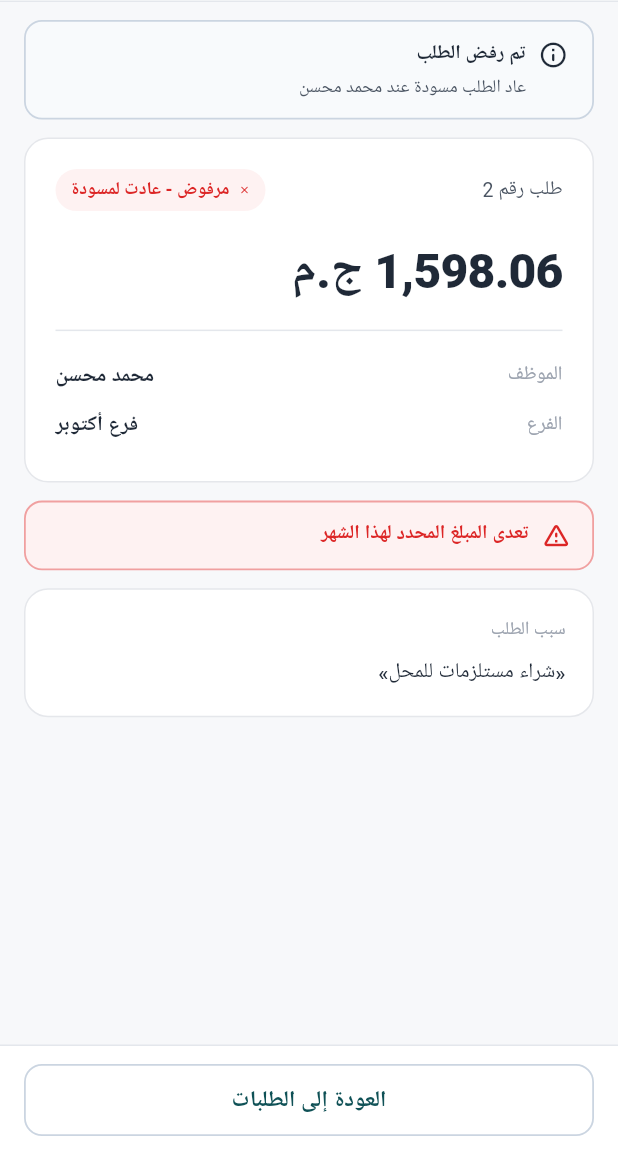
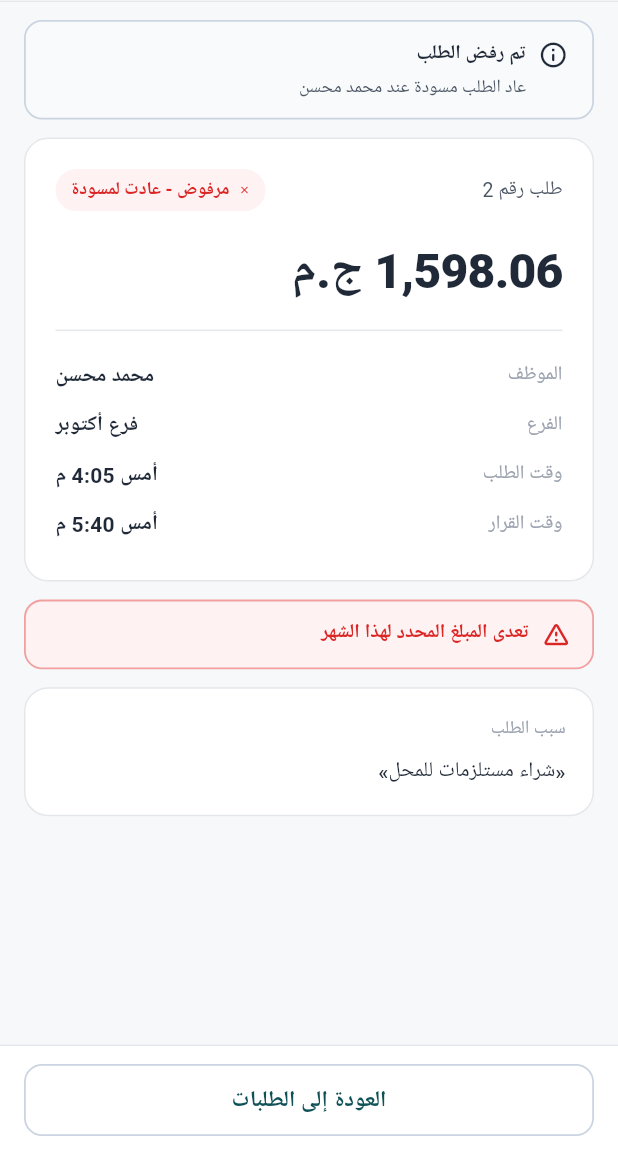
Before and after one commit to BasmalaAhmed/shop_approval_app, a Flutter app: the screen it shows after launch, after a tap on "منتهي", after a tap on "شراء مستلزمات للمحل", on a phone screen of 412 x 824 dp, the part 82-1236 px from its top. Run offline on Flutter 3.47's test engine with Material 3 defaults, Android fonts, the phone set to English and light mode, and no system bars; our stand-ins replace connectivity_plus, flutter_bloc; Roboto replaces fonts that are missing (Cairo).

Commit message:
feat: changed-while-open banner and request / decision times

```diff
--- a/lib/app/shop_approval_app.dart
+++ b/lib/app/shop_approval_app.dart
@@ -1,5 +1,6 @@
 import 'dart:async';
 
+import 'package:flutter/foundation.dart';
 import 'package:flutter/material.dart';
 import 'package:flutter_bloc/flutter_bloc.dart';
 import 'package:flutter_localizations/flutter_localizations.dart';
@@ -11,6 +12,8 @@ import 'package:shop_approval_app/features/approvals/data/mock_api_scenario.dart
 import 'package:shop_approval_app/features/approvals/data/mock_approval_api.dart';
 import 'package:shop_approval_app/features/approvals/data/mock_approval_data.dart';
 import 'package:shop_approval_app/features/approvals/presentation/manager/approval_requests_cubit/approval_requests_cubit.dart';
+import 'package:shop_approval_app/features/approvals/presentation/manager/approval_requests_cubit/approval_requests_state.dart';
+import 'package:shop_approval_app/features/approvals/presentation/utils/approval_request_presentation.dart';
 import 'package:shop_approval_app/features/approvals/presentation/views/approval_requests_view.dart';
 
 class ShopApprovalApp extends StatefulWidget {
@@ -51,11 +54,7 @@ class _ShopApprovalAppState extends State<ShopApprovalApp> {
 
     if (_simulateExternalChange) {
       _demoTimer = Timer(const Duration(seconds: 10), () {
-        _api.simulateExternalChange(
-          4,
-          amountInPiastres: 999900,
-          attentionMessage: 'تم تعديل المبلغ من جهاز آخر',
-        );
+        _api.simulateExternalChange(4, amountInPiastres: 999900);
       });
     }
   }
@@ -88,7 +87,68 @@ class _ShopApprovalAppState extends State<ShopApprovalApp> {
         supportedLocales: const [Locale('ar')],
         localizationsDelegates: GlobalMaterialLocalizations.delegates,
         home: const AutoRefresh(child: ApprovalRequestsView()),
+        builder: (context, child) => Stack(
+          fit: StackFit.expand,
+          children: [
+            child!,
+            if (kDebugMode)
+              Positioned(
+                top: 0,
+                left: 0,
+                child: SafeArea(
+                  child: Padding(
+                    padding: const EdgeInsets.all(8),
+                    child: _DebugPanel(api: _api),
+                  ),
+                ),
+              ),
+          ],
+        ),
       ),
     );
   }
 }
+
+class _DebugPanel extends StatelessWidget {
+  const _DebugPanel({required this.api});
+
+  final MockApprovalApi api;
+
+  @override
+  Widget build(BuildContext context) {
+    final cubit = context.read<ApprovalRequestsCubit>();
+
+    return Material(
+      color: const Color(0xA6000000),
+      borderRadius: BorderRadius.circular(20),
+      child: Row(
+        mainAxisSize: MainAxisSize.min,
+        children: [
+          IconButton(
+            icon: const Icon(Icons.bolt_rounded, color: Colors.white),
+            onPressed: () {
+              final state = cubit.state;
+              if (state is! ApprovalRequestsSuccess) return;
+
+              final id = cubit.viewingRequestId ?? 4;
+              final request = state.requests
+                  .where((item) => item.requestId == id)
+                  .firstOrNull;
+
+              if (request == null || !request.isPending) return;
+
+              api.simulateExternalChange(
+                id,
+                amountInPiastres: request.amountInPiastres + 50000,
+              );
+            },
+          ),
+          IconButton(
+            icon: const Icon(Icons.refresh_rounded, color: Colors.white),
+            onPressed: cubit.refreshRequests,
+          ),
+        ],
+      ),
+    );
+  }
+}
--- a/lib/core/formatters.dart
+++ b/lib/core/formatters.dart
@@ -18,3 +18,22 @@ String shortDecisionId(String decisionId) {
   final short = decisionId.length > 8 ? decisionId.substring(0, 8) : decisionId;
   return 'DEC-${short.toUpperCase()}';
 }
+
+String formatRequestTime(DateTime time, {DateTime? now}) {
+  final reference = now ?? DateTime.now();
+  final today = DateTime.utc(reference.year, reference.month, reference.day);
+  final day = DateTime.utc(time.year, time.month, time.day);
+  final daysAgo = today.difference(day).inDays;
+
+  final hour = time.hour % 12 == 0 ? 12 : time.hour % 12;
+  final minutes = time.minute.toString().padLeft(2, '0');
+  final period = time.hour < 12 ? 'ص' : 'م';
+  final clock = '$hour:$minutes $period';
+
+  if (daysAgo == 0) return 'اليوم $clock';
+  if (daysAgo == 1) return 'أمس $clock';
+
+  final dd = time.day.toString().padLeft(2, '0');
+  final mm = time.month.toString().padLeft(2, '0');
+  return '$dd/$mm/${time.year} $clock';
+}
--- a/lib/features/approvals/presentation/manager/approval_requests_cubit/approval_requests_cubit.dart
+++ b/lib/features/approvals/presentation/manager/approval_requests_cubit/approval_requests_cubit.dart
@@ -33,6 +33,7 @@ class ApprovalRequestsCubit extends Cubit<ApprovalRequestsState> {
   }
 
   int? _viewingRequestId;
+  int? get viewingRequestId => _viewingRequestId;
 
   void startViewing(int requestId) {
     _viewingRequestId = requestId;
--- a/lib/features/approvals/presentation/utils/approval_status_style.dart
+++ b/lib/features/approvals/presentation/utils/approval_status_style.dart
@@ -46,13 +46,6 @@ class ApprovalStatusStyle {
     icon: Icons.access_time_rounded,
   );
 
-  static const _updated = ApprovalStatusStyle(
-    label: 'تم تحديث الطلب',
-    background: AppColors.updatedNoticeBg,
-    foreground: AppColors.updatedNoticeText,
-    icon: Icons.sync_rounded,
-  );
-
   static const _approved = ApprovalStatusStyle(
     label: 'تمت الموافقة',
     background: AppColors.approvedBg,
@@ -95,9 +88,6 @@ class ApprovalStatusStyle {
 
     switch (request.status) {
       case ApprovalStatus.pending:
-        if (operation is DecisionConflict) {
-          return _updated;
-        }
         return request.hasAttention ? _needsAttention : _pending;
       case ApprovalStatus.approved:
         return _approved;
--- a/lib/features/approvals/presentation/views/approval_request_details_view.dart
+++ b/lib/features/approvals/presentation/views/approval_request_details_view.dart
@@ -36,7 +36,10 @@ class ApprovalRequestDetailsView extends StatelessWidget {
                       const OfflineBanner(),
                       const SizedBox(height: 12),
                     ],
-                    DetailsAppBar(request: request),
+                    DetailsAppBar(
+                      request: request,
+                      isNewVersion: operation is DecisionRequestChanged,
+                    ),
                     Expanded(
                       child: RequestDetailsContent(
                         request: request,
--- a/lib/features/approvals/presentation/widgets/banners/approval_status_banner.dart
+++ b/lib/features/approvals/presentation/widgets/banners/approval_status_banner.dart
@@ -3,6 +3,7 @@ import 'package:shop_approval_app/core/app_colors.dart';
 import 'package:shop_approval_app/features/approvals/presentation/manager/approval_requests_cubit/approval_requests_state.dart';
 import 'package:shop_approval_app/features/approvals/presentation/utils/approval_request_presentation.dart';
 import 'package:shop_approval_app/features/approvals/presentation/widgets/banners/info_banner.dart';
+import 'package:shop_approval_app/features/approvals/presentation/widgets/banners/request_changed_banner.dart';
 import 'package:shop_approval_app/features/approvals/presentation/widgets/banners/tinted_banner.dart';
 import 'package:shop_approval_app/features/approvals/presentation/widgets/banners/warning_banner.dart';
 import 'package:shop_approval_app/models/approval_request.dart';
@@ -47,13 +48,13 @@ class ApprovalStatusBanner extends StatelessWidget {
       );
     }
 
+    if (operation is DecisionRequestChanged) {
+      return RequestChangedBanner(
+        change: (operation as DecisionRequestChanged).change,
+      );
+    }
+
     if (operation is DecisionConflict) {
-      if (request.isPending) {
-        return const RequestUpdatedBanner(
-          message:
-              'تغيّرت بيانات الطلب من جهاز آخر. راجع البيانات الجديدة قبل القرار.',
-        );
-      }
       return const InfoBanner(
         icon: Icons.tablet_mac_rounded,
         title: 'اتُّخِذ القرار من جهاز آخر',
--- a/lib/features/approvals/presentation/widgets/buttons/custom_button.dart
+++ b/lib/features/approvals/presentation/widgets/buttons/custom_button.dart
@@ -20,7 +20,7 @@ class CustomButton extends StatelessWidget {
 
   @override
   Widget build(BuildContext context) {
-    final isEnabled = !isLoading;
+    final isEnabled = !isLoading && onTap != null;
     final background = isEnabled
         ? (bgColor ?? AppColors.primaryTeal)
         : AppColors.buttonDisabled;
--- a/lib/features/approvals/presentation/widgets/cards/details_card.dart
+++ b/lib/features/approvals/presentation/widgets/cards/details_card.dart
@@ -1,6 +1,7 @@
 import 'package:flutter/material.dart';
 import 'package:shop_approval_app/core/app_colors.dart';
 import 'package:shop_approval_app/core/app_styles.dart';
+import 'package:shop_approval_app/core/formatters.dart';
 import 'package:shop_approval_app/features/approvals/presentation/manager/approval_requests_cubit/approval_requests_state.dart';
 import 'package:shop_approval_app/features/approvals/presentation/utils/approval_request_presentation.dart';
 import 'package:shop_approval_app/features/approvals/presentation/utils/approval_status_style.dart';
@@ -46,15 +47,21 @@ class DetailsCard extends StatelessWidget {
             ],
           ),
           const SizedBox(height: 16),
-          Text(
-            request.formattedAmount,
-            style: AppStyles.amountLarge,
-          ),
+          Text(request.formattedAmount, style: AppStyles.amountLarge),
           const SizedBox(height: 16),
           const Divider(height: 1, thickness: 1, color: AppColors.divider),
           const SizedBox(height: 14),
           DetailsRow(label: 'الموظف', value: request.employeeName),
           DetailsRow(label: 'الفرع', value: request.branchName),
+          DetailsRow(
+            label: 'وقت الطلب',
+            value: formatRequestTime(request.requestedAt),
+          ),
+          if (request.decidedAt != null)
+            DetailsRow(
+              label: 'وقت القرار',
+              value: formatRequestTime(request.decidedAt!),
+            ),
         ],
       ),
     );
--- a/lib/features/approvals/presentation/widgets/details_app_bar.dart
+++ b/lib/features/approvals/presentation/widgets/details_app_bar.dart
@@ -3,9 +3,10 @@ import 'package:shop_approval_app/core/app_styles.dart';
 import 'package:shop_approval_app/models/approval_request.dart';
 
 class DetailsAppBar extends StatelessWidget implements PreferredSizeWidget {
-  const DetailsAppBar({super.key, this.request});
+  const DetailsAppBar({super.key, this.request, this.isNewVersion = false});
 
   final ApprovalRequest? request;
+  final bool isNewVersion;
 
   @override
   Size get preferredSize => const Size.fromHeight(kToolbarHeight);
@@ -24,7 +25,7 @@ class DetailsAppBar extends StatelessWidget implements PreferredSizeWidget {
           if (request != null) ...[
             const SizedBox(height: 2),
             Text(
-              'نسخة ${request!.version} · طلب رقم ${request!.requestId}',
+              'نسخة ${request!.version}${isNewVersion ? ' (جديدة)' : ''} · طلب رقم ${request!.requestId}',
               style: AppStyles.appBarSubtitle,
             ),
           ],
--- a/lib/features/approvals/presentation/widgets/details_bottom_bar.dart
+++ b/lib/features/approvals/presentation/widgets/details_bottom_bar.dart
@@ -29,8 +29,6 @@ class DetailsBottomBar extends StatefulWidget {
 }
 
 class _DetailsBottomBarState extends State<DetailsBottomBar> {
-  int? _reviewedVersion;
-
   @override
   Widget build(BuildContext context) {
     return Container(
@@ -108,24 +106,19 @@ class _DetailsBottomBarState extends State<DetailsBottomBar> {
       );
     }
 
-    final needsReview =
-        operation is DecisionConflict &&
-        request.isPending &&
-        _reviewedVersion != request.version;
-
-    if (needsReview) {
+    if (operation is DecisionRequestChanged) {
       return Column(
         mainAxisSize: MainAxisSize.min,
         children: [
           OutlineButton.neutral(
             label: 'راجعتُ التعديل',
             icon: Icons.check_rounded,
-            onPressed: () => setState(() => _reviewedVersion = request.version),
+            onPressed: () => cubit.acknowledgeChange(request.requestId),
           ),
           const SizedBox(height: 10),
           Row(
             children: [
-              Expanded(child: CustomButton(label: 'موافقة', onTap: null)),
+              Expanded(child: CustomButton(label: 'موافق', onTap: null)),
               const SizedBox(width: 12),
               Expanded(child: OutlineButton.reject(onPressed: null)),
             ],
@@ -133,6 +126,7 @@ class _DetailsBottomBarState extends State<DetailsBottomBar> {
         ],
       );
     }
+
     final isOnline = context.watch<ConnectivityCubit>().state;
     return Column(
       mainAxisSize: MainAxisSize.min,
```
Also changed, not shown: lib/features/approvals/presentation/widgets/banners/request_changed_banner.dart (added, +97 -0 lines), lib/features/approvals/presentation/widgets/banners/tinted_banner.dart (+0 -19 lines), 2 other files.
